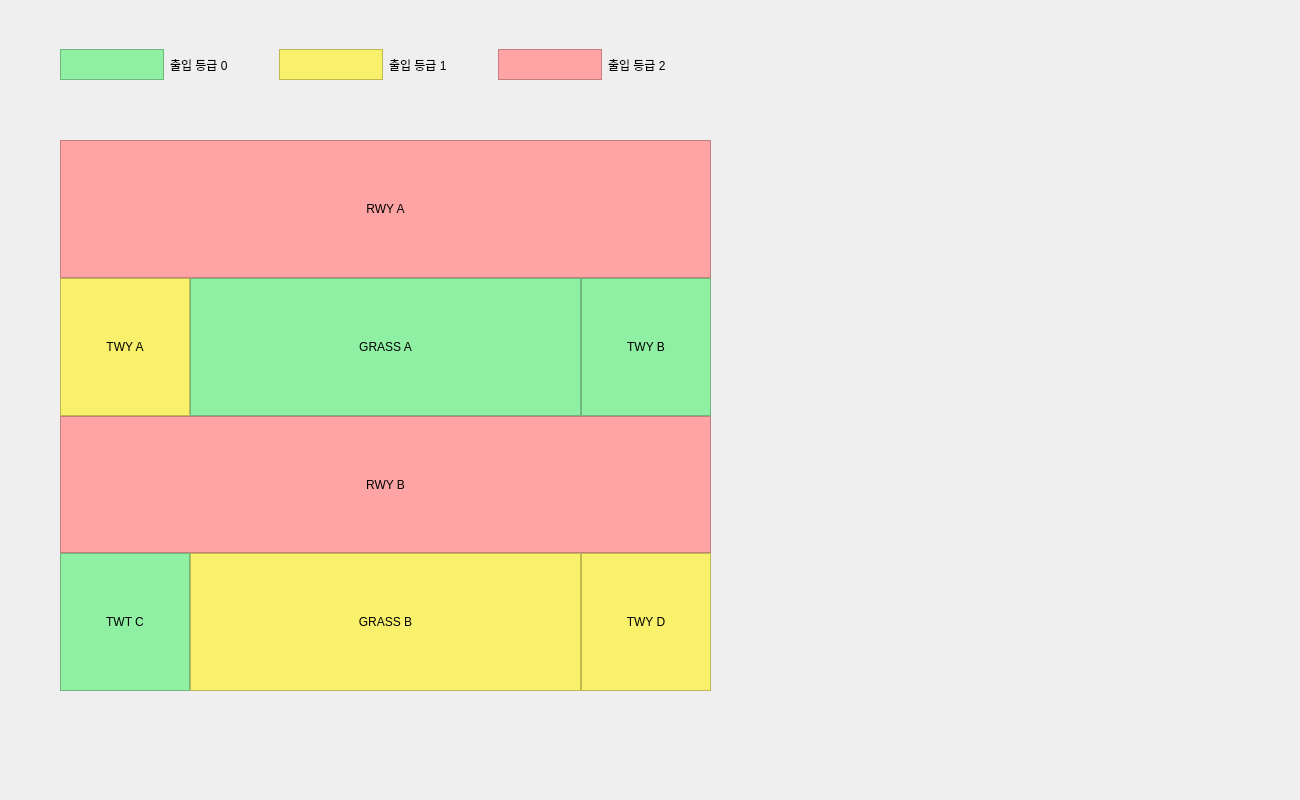
Qt form gui/atc_gui/ui/access_page.ui (heyjay1002/project-deeplearning-falcon) before a commit.
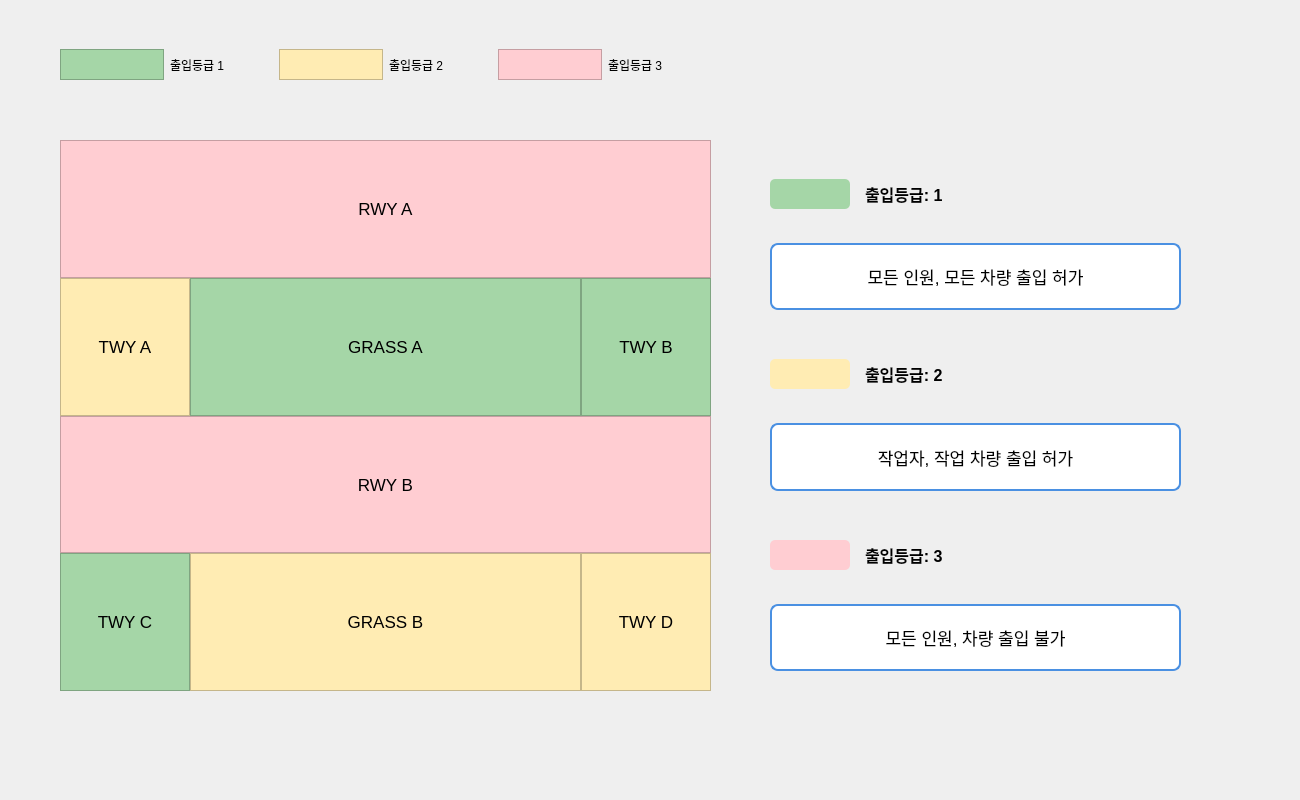
The same form after that commit.

Commit message: [ATC-GUI] update access page

```diff
--- a/gui/atc_gui/ui/access_page.ui
+++ b/gui/atc_gui/ui/access_page.ui
@@ -26,7 +26,7 @@
     <item>
      <widget class="QLabel" name="label">
       <property name="styleSheet">
-       <string notr="true">background-color: rgb(143, 240, 164);</string>
+       <string notr="true">background-color: rgb(165, 214, 167);</string>
       </property>
       <property name="frameShape">
        <enum>QFrame::StyledPanel</enum>
@@ -39,14 +39,14 @@
     <item>
      <widget class="QLabel" name="label_2">
       <property name="text">
-       <string>출입 등급 0</string>
+       <string>출입등급 1</string>
       </property>
      </widget>
     </item>
     <item>
      <widget class="QLabel" name="label_3">
       <property name="styleSheet">
-       <string notr="true">background-color: rgb(249, 240, 107);</string>
+       <string notr="true">background-color: rgb(255, 236, 179);</string>
       </property>
       <property name="frameShape">
        <enum>QFrame::StyledPanel</enum>
@@ -59,14 +59,14 @@
     <item>
      <widget class="QLabel" name="label_4">
       <property name="text">
-       <string>출입 등급 1</string>
+       <string>출입등급 2</string>
       </property>
      </widget>
     </item>
     <item>
      <widget class="QLabel" name="label_5">
       <property name="styleSheet">
-       <string notr="true">background-color: rgb(254,164,164);</string>
+       <string notr="true">background-color: rgb(255, 205, 210);</string>
       </property>
       <property name="frameShape">
        <enum>QFrame::StyledPanel</enum>
@@ -79,7 +79,7 @@
     <item>
      <widget class="QLabel" name="label_6">
       <property name="text">
-       <string>출입 등급 2</string>
+       <string>출입등급 3</string>
       </property>
      </widget>
     </item>
@@ -99,9 +99,14 @@
      <number>0</number>
     </property>
     <item>
-     <widget class="QLabel" name="label_7">
+     <widget class="QLabel" name="label_RWY_A">
+      <property name="font">
+       <font>
+        <pointsize>13</pointsize>
+       </font>
+      </property>
       <property name="styleSheet">
-       <string notr="true">background-color: rgb(254,164,164);</string>
+       <string notr="true">background-color: rgb(255, 205, 210);</string>
       </property>
       <property name="frameShape">
        <enum>QFrame::StyledPanel</enum>
@@ -120,9 +125,14 @@
        <number>0</number>
       </property>
       <item>
-       <widget class="QLabel" name="label_10">
+       <widget class="QLabel" name="label_TWY_A">
+        <property name="font">
+         <font>
+          <pointsize>13</pointsize>
+         </font>
+        </property>
         <property name="styleSheet">
-         <string notr="true">background-color: rgb(249, 240, 107);</string>
+         <string notr="true">background-color: rgb(255, 236, 179);</string>
         </property>
         <property name="frameShape">
          <enum>QFrame::StyledPanel</enum>
@@ -136,10 +146,14 @@
        </widget>
       </item>
       <item>
-       <widget class="QLabel" name="label_11">
+       <widget class="QLabel" name="label_GRASS_A">
+        <property name="font">
+         <font>
+          <pointsize>13</pointsize>
+         </font>
+        </property>
         <property name="styleSheet">
-         <string notr="true">background-color: rgb(143, 240, 164);
-</string>
+         <string notr="true">background-color: rgb(165, 214, 167);</string>
         </property>
         <property name="frameShape">
          <enum>QFrame::StyledPanel</enum>
@@ -153,10 +167,14 @@
        </widget>
       </item>
       <item>
-       <widget class="QLabel" name="label_12">
+       <widget class="QLabel" name="label_TWY_B">
+        <property name="font">
+         <font>
+          <pointsize>13</pointsize>
+         </font>
+        </property>
         <property name="styleSheet">
-         <string notr="true">background-color: rgb(143, 240, 164);
-</string>
+         <string notr="true">background-color: rgb(165, 214, 167);</string>
         </property>
         <property name="frameShape">
          <enum>QFrame::StyledPanel</enum>
@@ -172,9 +190,14 @@
      </layout>
     </item>
     <item>
-     <widget class="QLabel" name="label_9">
+     <widget class="QLabel" name="label_RWY_B">
+      <property name="font">
+       <font>
+        <pointsize>13</pointsize>
+       </font>
+      </property>
       <property name="styleSheet">
-       <string notr="true">background-color: rgb(254,164,164);</string>
+       <string notr="true">background-color: rgb(255, 205, 210);</string>
       </property>
       <property name="frameShape">
        <enum>QFrame::StyledPanel</enum>
@@ -193,15 +216,20 @@
        <number>0</number>
       </property>
       <item>
-       <widget class="QLabel" name="label_15">
+       <widget class="QLabel" name="label_TWY_C">
+        <property name="font">
+         <font>
+          <pointsize>13</pointsize>
+         </font>
+        </property>
         <property name="styleSheet">
-         <string notr="true">background-color: rgb(143, 240, 164);</string>
+         <string notr="true">background-color: rgb(165, 214, 167);</string>
         </property>
         <property name="frameShape">
          <enum>QFrame::StyledPanel</enum>
         </property>
         <property name="text">
-         <string>TWT C</string>
+         <string>TWY C</string>
         </property>
         <property name="alignment">
          <set>Qt::AlignCenter</set>
@@ -209,10 +237,14 @@
        </widget>
       </item>
       <item>
-       <widget class="QLabel" name="label_14">
+       <widget class="QLabel" name="label_GRASS_B">
+        <property name="font">
+         <font>
+          <pointsize>13</pointsize>
+         </font>
+        </property>
         <property name="styleSheet">
-         <string notr="true">background-color: rgb(249, 240, 107);
-</string>
+         <string notr="true">background-color: rgb(255, 236, 179);</string>
         </property>
         <property name="frameShape">
          <enum>QFrame::StyledPanel</enum>
@@ -226,9 +258,14 @@
        </widget>
       </item>
       <item>
-       <widget class="QLabel" name="label_13">
+       <widget class="QLabel" name="label_TWY_D">
+        <property name="font">
+         <font>
+          <pointsize>13</pointsize>
+         </font>
+        </property>
         <property name="styleSheet">
-         <string notr="true">background-color: rgb(249, 240, 107);</string>
+         <string notr="true">background-color: rgb(255, 236, 179);</string>
         </property>
         <property name="frameShape">
          <enum>QFrame::StyledPanel</enum>
@@ -245,6 +282,486 @@
     </item>
    </layout>
   </widget>
+  <widget class="QStackedWidget" name="stackedWidget_rightPanel">
+   <property name="geometry">
+    <rect>
+     <x>750</x>
+     <y>140</y>
+     <width>450</width>
+     <height>551</height>
+    </rect>
+   </property>
+   <property name="currentIndex">
+    <number>0</number>
+   </property>
+   <widget class="QWidget" name="page_status">
+    <widget class="QWidget" name="verticalLayoutWidget_2">
+     <property name="geometry">
+      <rect>
+       <x>20</x>
+       <y>20</y>
+       <width>411</width>
+       <height>511</height>
+      </rect>
+     </property>
+     <layout class="QVBoxLayout" name="verticalLayout_status">
+      <property name="spacing">
+       <number>30</number>
+      </property>
+      <item>
+       <layout class="QVBoxLayout" name="verticalLayout_level0">
+        <property name="spacing">
+         <number>15</number>
+        </property>
+        <item>
+         <layout class="QHBoxLayout" name="horizontalLayout_level0_header">
+          <property name="spacing">
+           <number>15</number>
+          </property>
+          <item>
+           <widget class="QLabel" name="label_level0_color">
+            <property name="minimumSize">
+             <size>
+              <width>80</width>
+              <height>30</height>
+             </size>
+            </property>
+            <property name="maximumSize">
+             <size>
+              <width>80</width>
+              <height>30</height>
+             </size>
+            </property>
+            <property name="styleSheet">
+             <string notr="true">background-color: rgb(165, 214, 167); border-radius: 5px;</string>
+            </property>
+            <property name="text">
+             <string/>
+            </property>
+           </widget>
+          </item>
+          <item>
+           <widget class="QLabel" name="label_level0_title">
+            <property name="font">
+             <font>
+              <pointsize>12</pointsize>
+              <weight>75</weight>
+              <bold>true</bold>
+             </font>
+            </property>
+            <property name="text">
+             <string>출입등급: 1</string>
+            </property>
+           </widget>
+          </item>
+          <item>
+           <spacer name="horizontalSpacer">
+            <property name="orientation">
+             <enum>Qt::Horizontal</enum>
+            </property>
+            <property name="sizeHint" stdset="0">
+             <size>
+              <width>40</width>
+              <height>20</height>
+             </size>
+            </property>
+           </spacer>
+          </item>
+         </layout>
+        </item>
+        <item>
+         <widget class="QLabel" name="label_level0_desc">
+          <property name="font">
+           <font>
+            <pointsize>13</pointsize>
+           </font>
+          </property>
+          <property name="styleSheet">
+           <string notr="true">background-color: white; border: 2px solid rgb(74, 144, 226); border-radius: 8px; padding: 15px;</string>
+          </property>
+          <property name="text">
+           <string>모든 인원, 모든 차량 출입 허가</string>
+          </property>
+          <property name="alignment">
+           <set>Qt::AlignCenter</set>
+          </property>
+          <property name="wordWrap">
+           <bool>true</bool>
+          </property>
+         </widget>
+        </item>
+       </layout>
+      </item>
+      <item>
+       <layout class="QVBoxLayout" name="verticalLayout_level1">
+        <property name="spacing">
+         <number>15</number>
+        </property>
+        <item>
+         <layout class="QHBoxLayout" name="horizontalLayout_level1_header">
+          <property name="spacing">
+           <number>15</number>
+          </property>
+          <item>
+           <widget class="QLabel" name="label_level1_color">
+            <property name="minimumSize">
+             <size>
+              <width>80</width>
+              <height>30</height>
+             </size>
+            </property>
+            <property name="maximumSize">
+             <size>
+              <width>80</width>
+              <height>30</height>
+             </size>
+            </property>
+            <property name="styleSheet">
+             <string notr="true">background-color: rgb(255, 236, 179); border-radius: 5px;</string>
+            </property>
+            <property name="text">
+             <string/>
+            </property>
+           </widget>
+          </item>
+          <item>
+           <widget class="QLabel" name="label_level1_title">
+            <property name="font">
+             <font>
+              <pointsize>12</pointsize>
+              <weight>75</weight>
+              <bold>true</bold>
+             </font>
+            </property>
+            <property name="text">
+             <string>출입등급: 2</string>
+            </property>
+           </widget>
+          </item>
+          <item>
+           <spacer name="horizontalSpacer_2">
+            <property name="orientation">
+             <enum>Qt::Horizontal</enum>
+            </property>
+            <property name="sizeHint" stdset="0">
+             <size>
+              <width>40</width>
+              <height>20</height>
+             </size>
+            </property>
+           </spacer>
+          </item>
+         </layout>
+        </item>
+        <item>
+         <widget class="QLabel" name="label_level1_desc">
+          <property name="font">
+           <font>
+            <pointsize>13</pointsize>
+           </font>
+          </property>
+          <property name="styleSheet">
+           <string notr="true">background-color: white; border: 2px solid rgb(74, 144, 226); border-radius: 8px; padding: 15px;</string>
+          </property>
+          <property name="text">
+           <string>작업자, 작업 차량 출입 허가</string>
+          </property>
+          <property name="alignment">
+           <set>Qt::AlignCenter</set>
+          </property>
+          <property name="wordWrap">
+           <bool>true</bool>
+          </property>
+         </widget>
+        </item>
+       </layout>
+      </item>
+      <item>
+       <layout class="QVBoxLayout" name="verticalLayout_level2">
+        <property name="spacing">
+         <number>15</number>
+        </property>
+        <item>
+         <layout class="QHBoxLayout" name="horizontalLayout_level2_header">
+          <property name="spacing">
+           <number>15</number>
+          </property>
+          <item>
+           <widget class="QLabel" name="label_level2_color">
+            <property name="minimumSize">
+             <size>
+              <width>80</width>
+              <height>30</height>
+             </size>
+            </property>
+            <property name="maximumSize">
+             <size>
+              <width>80</width>
+              <height>30</height>
+             </size>
+            </property>
+            <property name="styleSheet">
+             <string notr="true">background-color: rgb(255, 205, 210); border-radius: 5px;</string>
+            </property>
+            <property name="text">
+             <string/>
+            </property>
+           </widget>
+          </item>
+          <item>
+           <widget class="QLabel" name="label_level2_title">
+            <property name="font">
+             <font>
+              <pointsize>12</pointsize>
+              <weight>75</weight>
+              <bold>true</bold>
+             </font>
+            </property>
+            <property name="text">
+             <string>출입등급: 3</string>
+            </property>
+           </widget>
+          </item>
+          <item>
+           <spacer name="horizontalSpacer_3">
+            <property name="orientation">
+             <enum>Qt::Horizontal</enum>
+            </property>
+            <property name="sizeHint" stdset="0">
+             <size>
+              <width>40</width>
+              <height>20</height>
+             </size>
+            </property>
+           </spacer>
+          </item>
+         </layout>
+        </item>
+        <item>
+         <widget class="QLabel" name="label_level2_desc">
+          <property name="font">
+           <font>
+            <pointsize>13</pointsize>
+           </font>
+          </property>
+          <property name="styleSheet">
+           <string notr="true">background-color: white; border: 2px solid rgb(74, 144, 226); border-radius: 8px; padding: 15px;</string>
+          </property>
+          <property name="text">
+           <string>모든 인원, 차량 출입 불가</string>
+          </property>
+          <property name="alignment">
+           <set>Qt::AlignCenter</set>
+          </property>
+          <property name="wordWrap">
+           <bool>true</bool>
+          </property>
+         </widget>
+        </item>
+       </layout>
+      </item>
+     </layout>
+    </widget>
+   </widget>
+   <widget class="QWidget" name="page_setting">
+    <widget class="QWidget" name="widget_setting_panel" native="true">
+     <property name="geometry">
+      <rect>
+       <x>25</x>
+       <y>50</y>
+       <width>400</width>
+       <height>450</height>
+      </rect>
+     </property>
+     <widget class="QWidget" name="verticalLayoutWidget_3">
+      <property name="geometry">
+       <rect>
+        <x>30</x>
+        <y>30</y>
+        <width>340</width>
+        <height>397</height>
+       </rect>
+      </property>
+      <layout class="QVBoxLayout" name="verticalLayout_setting">
+       <property name="spacing">
+        <number>20</number>
+       </property>
+       <item>
+        <widget class="QLabel" name="label_setting_title">
+         <property name="font">
+          <font>
+           <pointsize>14</pointsize>
+           <weight>75</weight>
+           <bold>true</bold>
+          </font>
+         </property>
+         <property name="text">
+          <string>RWY A 출입설정</string>
+         </property>
+         <property name="alignment">
+          <set>Qt::AlignCenter</set>
+         </property>
+        </widget>
+       </item>
+       <item>
+        <spacer name="verticalSpacer">
+         <property name="orientation">
+          <enum>Qt::Vertical</enum>
+         </property>
+         <property name="sizeType">
+          <enum>QSizePolicy::Fixed</enum>
+         </property>
+         <property name="sizeHint" stdset="0">
+          <size>
+           <width>20</width>
+           <height>20</height>
+          </size>
+         </property>
+        </spacer>
+       </item>
+       <item>
+        <widget class="QPushButton" name="pushButton_level0">
+         <property name="minimumSize">
+          <size>
+           <width>0</width>
+           <height>50</height>
+          </size>
+         </property>
+         <property name="font">
+          <font>
+           <pointsize>11</pointsize>
+           <weight>75</weight>
+           <bold>true</bold>
+          </font>
+         </property>
+         <property name="styleSheet">
+          <string notr="true">QPushButton { background-color: rgb(136, 136, 136); color: white; border: 2px solid rgb(153, 153, 153); border-radius: 10px; } QPushButton:hover { background-color: rgb(102, 102, 102); }</string>
+         </property>
+         <property name="text">
+          <string>출입등급 1</string>
+         </property>
+        </widget>
+       </item>
+       <item>
+        <widget class="QPushButton" name="pushButton_level1">
+         <property name="minimumSize">
+          <size>
+           <width>0</width>
+           <height>50</height>
+          </size>
+         </property>
+         <property name="font">
+          <font>
+           <pointsize>11</pointsize>
+           <weight>75</weight>
+           <bold>true</bold>
+          </font>
+         </property>
+         <property name="styleSheet">
+          <string notr="true">QPushButton { background-color: white; color: rgb(51, 51, 51); border: 2px solid rgb(153, 153, 153); border-radius: 10px; } QPushButton:hover { background-color: rgb(240, 240, 240); }</string>
+         </property>
+         <property name="text">
+          <string>출입등급 2</string>
+         </property>
+        </widget>
+       </item>
+       <item>
+        <widget class="QPushButton" name="pushButton_level2">
+         <property name="minimumSize">
+          <size>
+           <width>0</width>
+           <height>50</height>
+          </size>
+         </property>
+         <property name="font">
+          <font>
+           <pointsize>11</pointsize>
+           <weight>75</weight>
+           <bold>true</bold>
+          </font>
+         </property>
+         <property name="styleSheet">
+          <string notr="true">QPushButton { background-color: white; color: rgb(51, 51, 51); border: 2px solid rgb(153, 153, 153); border-radius: 10px; } QPushButton:hover { background-color: rgb(240, 240, 240); }</string>
+         </property>
+         <property name="text">
+          <string>출입등급 3</string>
+         </property>
+        </widget>
+       </item>
+       <item>
+        <spacer name="verticalSpacer_2">
+         <property name="orientation">
+          <enum>Qt::Vertical</enum>
+         </property>
+         <property name="sizeType">
+          <enum>QSizePolicy::Fixed</enum>
+         </property>
+         <property name="sizeHint" stdset="0">
+          <size>
+           <width>20</width>
+           <height>30</height>
+          </size>
+         </property>
+        </spacer>
+       </item>
+       <item>
+        <layout class="QHBoxLayout" name="horizontalLayout_buttons">
+         <property name="spacing">
+          <number>20</number>
+         </property>
+         <item>
+          <widget class="QPushButton" name="pushButton_apply">
+           <property name="minimumSize">
+            <size>
+             <width>80</width>
+             <height>40</height>
+            </size>
+           </property>
+           <property name="font">
+            <font>
+             <pointsize>11</pointsize>
+             <weight>75</weight>
+             <bold>true</bold>
+            </font>
+           </property>
+           <property name="styleSheet">
+            <string notr="true">QPushButton { background-color: white; border: 2px solid rgb(153, 153, 153); border-radius: 8px; } QPushButton:hover { background-color: rgb(240, 240, 240); }</string>
+           </property>
+           <property name="text">
+            <string>설정</string>
+           </property>
+          </widget>
+         </item>
+         <item>
+          <widget class="QPushButton" name="pushButton_cancel">
+           <property name="minimumSize">
+            <size>
+             <width>80</width>
+             <height>40</height>
+            </size>
+           </property>
+           <property name="font">
+            <font>
+             <pointsize>11</pointsize>
+             <weight>75</weight>
+             <bold>true</bold>
+            </font>
+           </property>
+           <property name="styleSheet">
+            <string notr="true">QPushButton { background-color: white; border: 2px solid rgb(153, 153, 153); border-radius: 8px; } QPushButton:hover { background-color: rgb(240, 240, 240); }</string>
+           </property>
+           <property name="text">
+            <string>취소</string>
+           </property>
+          </widget>
+         </item>
+        </layout>
+       </item>
+      </layout>
+     </widget>
+    </widget>
+   </widget>
+  </widget>
  </widget>
  <resources/>
  <connections/>
```
Left out of the diff: 12 changed lines with no effect on the pictures. The commit also changes 55 other files.
